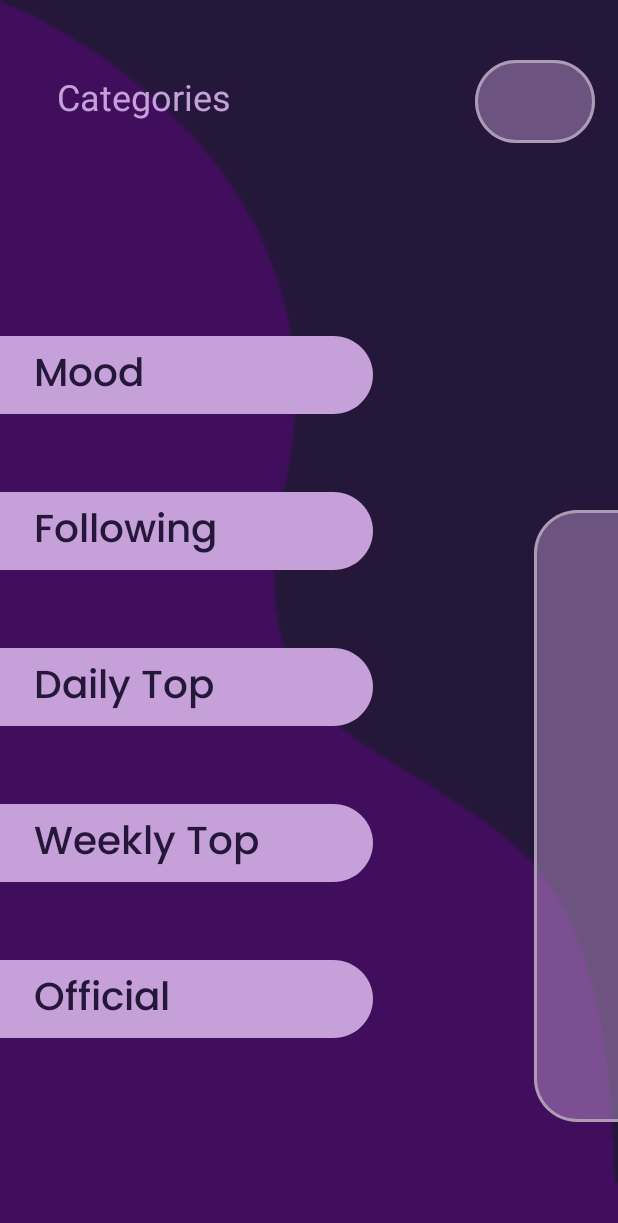
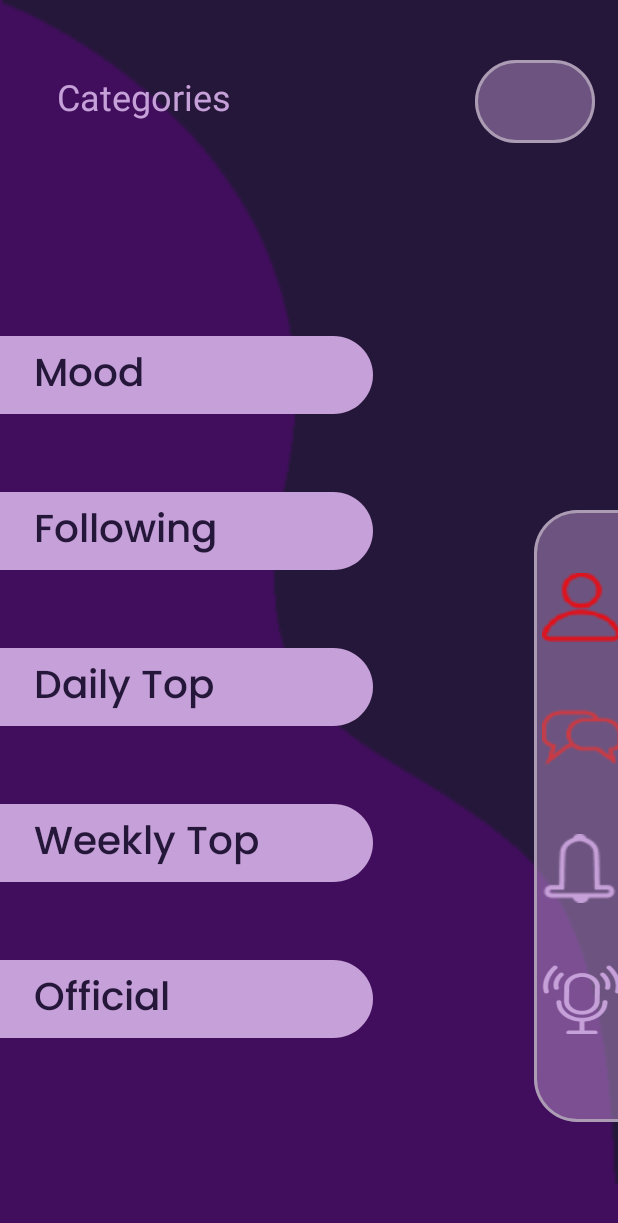
Before and after one commit to ZygisP/SimpleTime, an Android app: the ActivityUserHome screen opened directly, with no data from a screen before it, on a phone screen of 412 x 824 dp. Shown: the top 1223 px of the screen. Run offline under Robolectric (Android 15) with nearby library versions, the phone set to English and light mode, and no system bars; our stand-ins replace Firebase (no records; nobody signed in at launch, a user with empty details on screens opened directly); Roboto replaces fonts that are not available here; 2 statements that could not run were skipped.

Commit message:
added user home icons

```diff
--- a/SimpleTime/app/src/main/res/layout/activity_user_home.xml
+++ b/SimpleTime/app/src/main/res/layout/activity_user_home.xml
@@ -5,7 +5,9 @@
     android:layout_width="match_parent"
     android:layout_height="match_parent"
     android:background="@drawable/backgroundimage"
-    tools:context=".UserHomeActivity" >
+    tools:context=".UserHomeActivity"
+    tools:layout_editor_absoluteX="0dp"
+    tools:layout_editor_absoluteY="-14dp">
 
     <Button
         android:id="@+id/userHome_btnMood"
@@ -113,12 +115,12 @@
 
     <TextView
         android:id="@+id/userHome_userGreeting"
-        android:layout_marginTop="124dp"
         android:layout_width="192dp"
         android:layout_height="63dp"
+        android:layout_marginTop="124dp"
+        android:gravity="center_horizontal|top"
         android:text="@string/usergreet"
         android:textAppearance="@style/categories"
-        android:gravity="center_horizontal|top"
         app:layout_constraintEnd_toEndOf="parent"
         app:layout_constraintHorizontal_bias="0.101"
         app:layout_constraintStart_toStartOf="parent"
@@ -149,5 +151,55 @@
         app:layout_constraintStart_toStartOf="parent"
         app:layout_constraintTop_toTopOf="parent" />
 
+    <Button
+        android:id="@+id/button5"
+        android:layout_width="53dp"
+        android:layout_height="46dp"
+        android:layout_marginStart="5dp"
+        android:layout_marginTop="42dp"
+        android:background="@drawable/usericon"
+        android:scaleX="1"
+        android:scaleY="1"
+        app:layout_constraintStart_toStartOf="@+id/userHome_sidebar"
+        app:layout_constraintTop_toTopOf="@+id/userHome_sidebar" />
+
+    <Button
+        android:id="@+id/button13"
+        android:layout_width="53dp"
+        android:layout_height="46dp"
+        android:layout_marginStart="5dp"
+        android:layout_marginTop="129dp"
+        android:layout_marginBottom="233dp"
+        android:background="@drawable/maskgroup"
+        android:scaleX="1"
+        android:scaleY="1"
+        app:layout_constraintBottom_toBottomOf="@+id/userHome_sidebar"
+        app:layout_constraintStart_toStartOf="@+id/userHome_sidebar"
+        app:layout_constraintTop_toTopOf="@+id/userHome_sidebar" />
+
+    <Button
+        android:id="@+id/button15"
+        android:layout_width="53dp"
+        android:layout_height="46dp"
+        android:layout_marginStart="5dp"
+        android:layout_marginTop="216dp"
+        android:background="@drawable/notifications"
+        android:scaleX="1"
+        android:scaleY="1"
+        app:layout_constraintStart_toStartOf="@+id/userHome_sidebar"
+        app:layout_constraintTop_toTopOf="@+id/userHome_sidebar" />
+
+    <Button
+        android:id="@+id/button16"
+        android:layout_width="53dp"
+        android:layout_height="46dp"
+        android:layout_marginStart="5dp"
+        android:layout_marginTop="303dp"
+        android:background="@drawable/podcast"
+        android:scaleX="1"
+        android:scaleY="1"
+        app:layout_constraintStart_toStartOf="@+id/userHome_sidebar"
+        app:layout_constraintTop_toTopOf="@+id/userHome_sidebar" />
+
 
 </androidx.constraintlayout.widget.ConstraintLayout>
```
Also changed, not shown: SimpleTime/app/src/main/res/drawable-mdpi/img.png (added), SimpleTime/app/src/main/res/drawable-mdpi/notifications.png (added), SimpleTime/app/src/main/res/drawable-mdpi/podcast.png (added), 1 other file.
